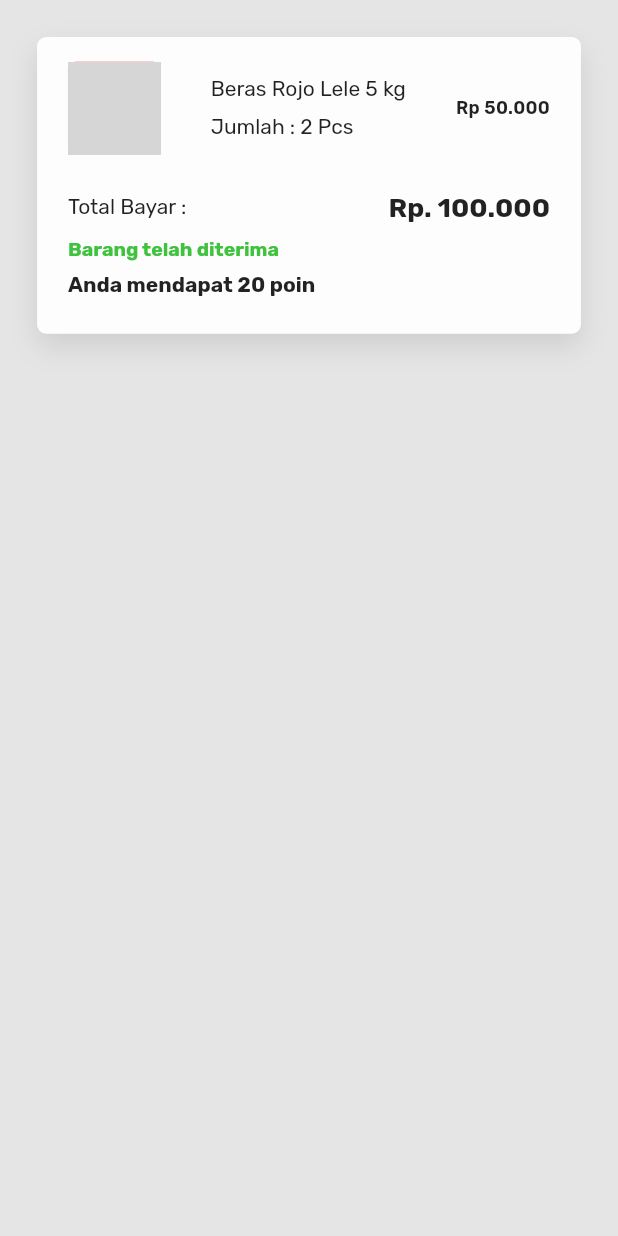
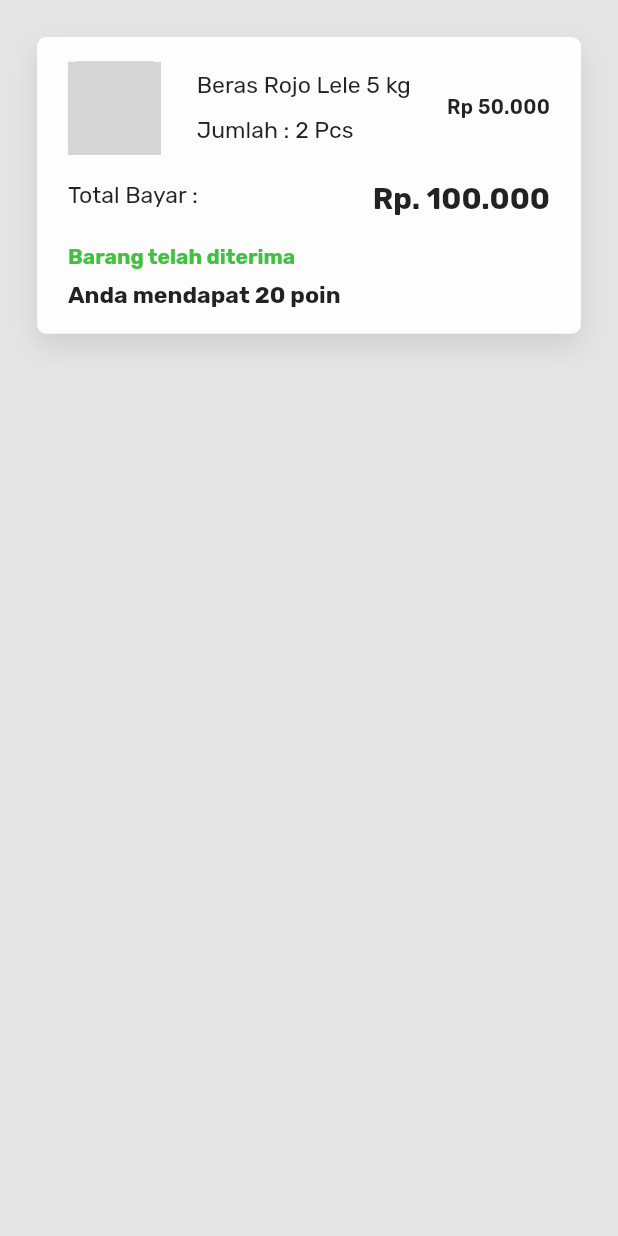
Before and after one commit to zanuar35/tirta_kita, a Flutter app: the SelesaiKirim screen opened directly, on a phone screen of 412 x 824 dp. Run offline on Flutter 3.47's test engine with Material 2 defaults, Android fonts, the phone set to English and light mode, and no system bars; our stand-ins replace getwidget, google_fonts, line_icons; missing offline and left inert: dart:html; network calls fail; grey boxes are pictures that could not be loaded.

Commit message:
fixing responsive layout

```diff
--- a/lib/screen/daftar_pesanan/selesai/widget/card_product.dart
+++ b/lib/screen/daftar_pesanan/selesai/widget/card_product.dart
@@ -33,7 +33,7 @@ class CardProduct extends StatelessWidget {
         margin: EdgeInsets.symmetric(
             horizontal: blockHorizontal * 5, vertical: blockVertical * 2),
         child: Column(
-          mainAxisAlignment: MainAxisAlignment.start,
+          mainAxisAlignment: MainAxisAlignment.spaceBetween,
           crossAxisAlignment: CrossAxisAlignment.start,
           children: <Widget>[
             Row(
@@ -54,57 +54,58 @@ class CardProduct extends StatelessWidget {
                       color: Colors.red),
                 ),
                 Column(
-                  mainAxisAlignment: MainAxisAlignment.start,
+                  mainAxisAlignment: MainAxisAlignment.spaceBetween,
                   crossAxisAlignment: CrossAxisAlignment.start,
                   children: <Widget>[
                     Text(
                       "Beras Rojo Lele 5 kg",
-                      style:
-                          TextStyle(fontSize: 14, fontWeight: FontWeight.w400),
+                      style: TextStyle(
+                          fontSize: blockHorizontal * 3.73,
+                          fontWeight: FontWeight.w400),
                     ),
-                    SizedBox(height: blockVertical * 1),
+                    SizedBox(height: blockVertical * 1.5),
                     Text(
                       "Jumlah : 2 Pcs",
-                      style:
-                          TextStyle(fontSize: 14, fontWeight: FontWeight.w400),
+                      style: TextStyle(
+                          fontSize: blockHorizontal * 3.73,
+                          fontWeight: FontWeight.w400),
                     )
                   ],
                 ),
                 Text("Rp 50.000",
                     style: TextStyle(
-                        fontSize: 12,
+                        fontSize: blockHorizontal * 3.2,
                         fontWeight: FontWeight.w600,
                         letterSpacing: 0.2))
               ],
             ),
-            SizedBox(
-              height: blockVertical * 3,
-            ),
             Row(
               mainAxisAlignment: MainAxisAlignment.spaceBetween,
+              crossAxisAlignment: CrossAxisAlignment.start,
               children: <Widget>[
                 Text(
                   "Total Bayar :",
-                  style: TextStyle(fontSize: 14, fontWeight: FontWeight.w400),
+                  style: TextStyle(
+                      fontSize: blockHorizontal * 3.73,
+                      fontWeight: FontWeight.w400),
                 ),
                 Text(
                   "Rp. 100.000",
-                  style: TextStyle(fontWeight: FontWeight.w700, fontSize: 18),
+                  style: TextStyle(
+                      fontWeight: FontWeight.w700,
+                      fontSize: blockHorizontal * 4.8),
                 ),
               ],
             ),
-            SizedBox(
-              height: blockVertical * 1.2,
-            ),
             Column(
-              mainAxisAlignment: MainAxisAlignment.start,
+              mainAxisAlignment: MainAxisAlignment.spaceEvenly,
               crossAxisAlignment: CrossAxisAlignment.start,
               children: <Widget>[
                 Text(
                   "Barang telah diterima",
                   style: TextStyle(
                       fontWeight: FontWeight.w700,
-                      fontSize: 13,
+                      fontSize: blockHorizontal * 3.4,
                       color: Color(0xff3FC23D)),
                 ),
                 SizedBox(
@@ -112,7 +113,9 @@ class CardProduct extends StatelessWidget {
                 ),
                 Text(
                   "Anda mendapat 20 poin",
-                  style: TextStyle(fontWeight: FontWeight.w700, fontSize: 14),
+                  style: TextStyle(
+                      fontWeight: FontWeight.w700,
+                      fontSize: blockHorizontal * 3.75),
                 )
               ],
             ),
```
Also changed, not shown: lib/screen/daftar_pesanan/belum_bayar/belum_bayar.dart (+12 -14 lines), lib/screen/daftar_pesanan/sedang_kirim/widget/card_product.dart (+20 -20 lines), lib/screen/pakai_promo/pakai_promo.dart (+5 -5 lines), lib/screen/payment_method/metode_pembayaran.dart (+6 -4 lines), lib/screen/profile_screen/widgets/ContainerProfile.dart (+9 -9 lines).
